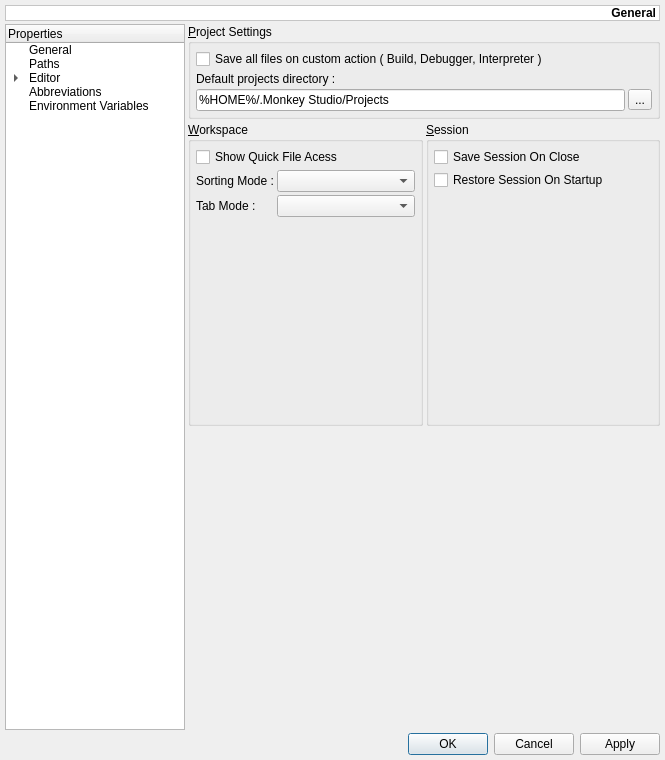
This is v2/branches/dev/monkey/src/maininterface/ui/UISettings.ui in testmana2/mks as Qt 5 draws it before an edit. The edited form follows.
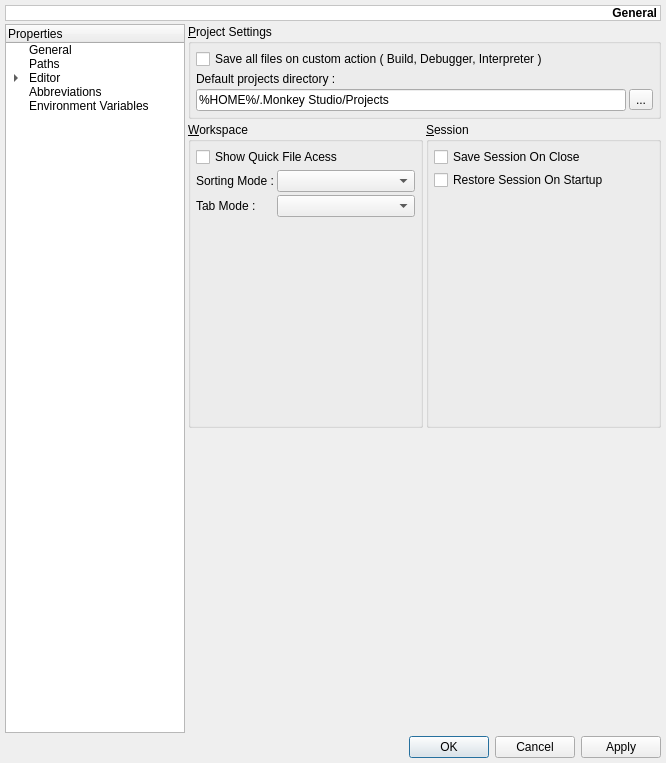
This is the edited form. Custom widgets are drawn as their Qt base class.

Commit message: Revert changes as it was broken (missing connections) why the hell they diseappear ???

Patch:
```diff
--- a/v2/branches/dev/monkey/src/maininterface/ui/UISettings.ui
+++ b/v2/branches/dev/monkey/src/maininterface/ui/UISettings.ui
@@ -6,8 +6,8 @@
    <rect>
     <x>0</x>
     <y>0</y>
-    <width>665</width>
-    <height>760</height>
+    <width>666</width>
+    <height>763</height>
    </rect>
   </property>
   <property name="windowTitle">
```
Left out of the diff: 144 changed lines with no effect on the pictures.
